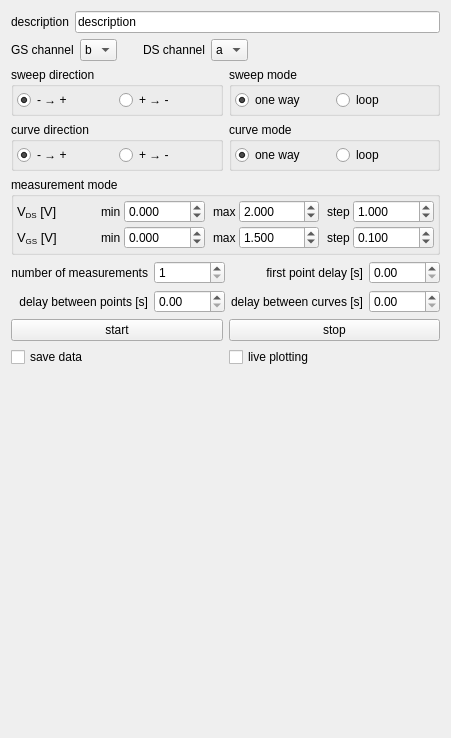
dean-nanomol/nanomol, file experiments/transistor_transfer.ui: the form before one commit.
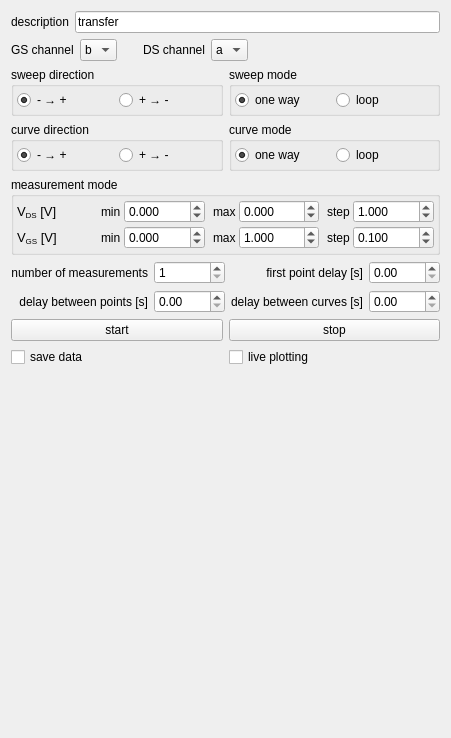
The form after the commit.

Commit message: update transistor_transfer

```diff
--- a/experiments/transistor_transfer.ui
+++ b/experiments/transistor_transfer.ui
@@ -26,7 +26,7 @@
      <item>
       <widget class="QLineEdit" name="description_lineEdit">
        <property name="text">
-        <string>description</string>
+        <string>transfer</string>
        </property>
       </widget>
      </item>
@@ -392,7 +392,7 @@
            <double>-99.989999999999995</double>
           </property>
           <property name="value">
-           <double>2.000000000000000</double>
+           <double>0.000000000000000</double>
           </property>
          </widget>
         </item>
@@ -510,7 +510,7 @@
            <double>-99.989999999999995</double>
           </property>
           <property name="value">
-           <double>1.500000000000000</double>
+           <double>1.000000000000000</double>
           </property>
          </widget>
         </item>
```
The commit also changes 1 other file.
